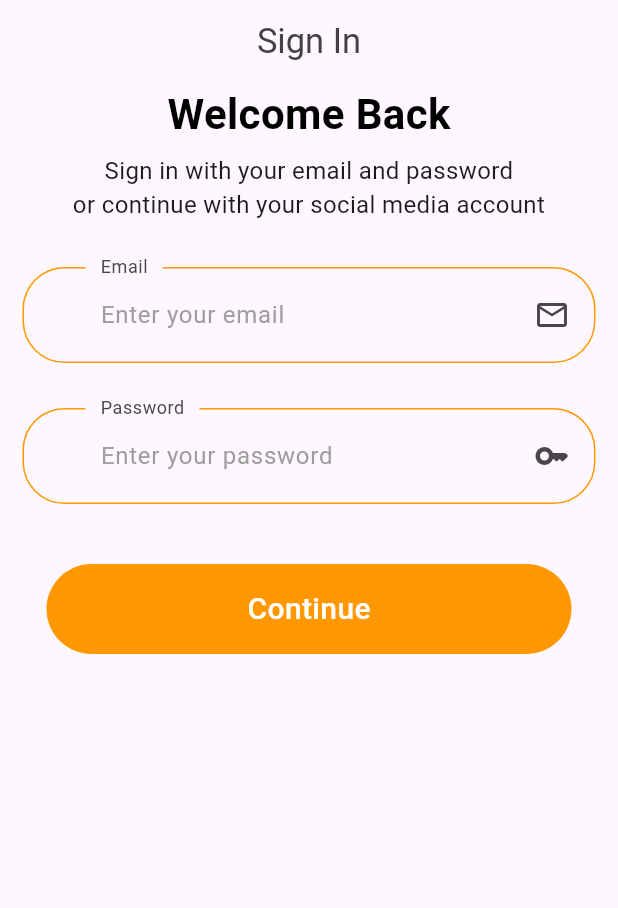
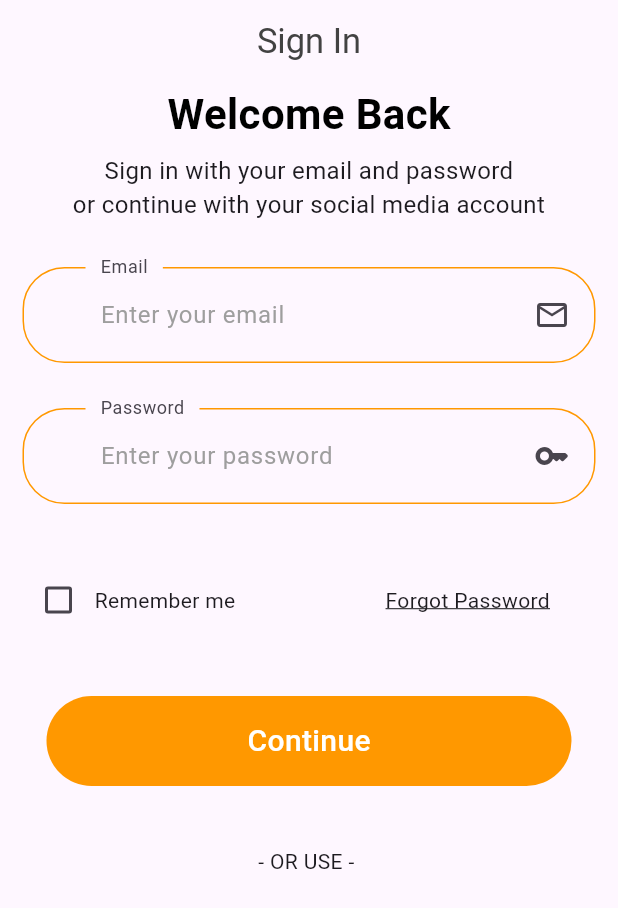
Before and after one commit to Tosin8/ktea, a Flutter app: the screen it shows after launch, on a phone screen of 412 x 824 dp. Shown: the top 908 px of the screen. Run offline on Flutter 3.47's test engine with Material 3 defaults, Android fonts, the phone set to English and light mode, and no system bars; our stand-ins replace animate_do, curved_navigation_bar, firebase_auth, firebase_core, get; accounts and stored records are empty.

Commit message:
Update widget.dart

```diff
--- a/lib/screens/form/widget.dart
+++ b/lib/screens/form/widget.dart
@@ -11,21 +11,46 @@ class AppForm extends StatefulWidget {
 class _AppFormState extends State<AppForm> {
   @override
   Widget build(BuildContext context) {
-    return const Form(
+    return Form(
       child: Padding(
-        padding: EdgeInsets.only(left: 15, right: 15),
+        padding: const EdgeInsets.only(left: 15, right: 15),
         child: Column(
           children: [
-            buildEmailFormField(
+            const buildEmailFormField(
               label: 'Email', hint: 'Enter your email',
 
             ),
 
-            SizedBox(height: 30),
-            buildPwdFormField(
+            const SizedBox(height: 30),
+            const buildPwdFormField(
               label: 'Password',hint: 'Enter your password',),
+              const SizedBox(height: 40),
+              Row(
+                children: [
+                  Checkbox(
+                    value: false,
+                     onChanged: (bool? value) {  },
+                  ),
+                  const Text('Remember me'),
+                  const SizedBox(width: 100),
+                  Expanded(child: GestureDetector(
+                    onTap: () {
+
+                    },
+                    child: const Text('Forgot Password',
+                    style: TextStyle(
+                      decoration: TextDecoration.underline
+                    ),)))
+                ],
+              ),
               SizedBox(height: 40),
-              DefaultButton(textBtn: 'Continue',),
+              DefaultButton(textBtn: 'Continue', press: () {  },),
+              SizedBox(height: 40),
+              Text('- OR USE - ') ,
+              SizedBox(height: 20),
+              Row(
+                children: [],
+              )
           ],
         ),
       ),
@@ -113,16 +138,14 @@ final String hint;
 }
 
 class DefaultButton extends StatelessWidget {
-  const DefaultButton({super.key, required this.textBtn});
+  const DefaultButton({super.key, required this.textBtn, required this.press});
 
 final String textBtn;
-final VoidCallbackAction press;
+final GestureTapCallback press;
   @override
   Widget build(BuildContext context) {
     return GestureDetector(
-      onTap: () {
-
-      },
+      onTap: press,
       child: Container(
         width: 350, height: 60,
         decoration: BoxDecoration(
@@ -131,7 +154,7 @@ final VoidCallbackAction press;
         ),
         child: Align(
           child: Text(textBtn,
-          style: TextStyle(color: Colors.white, fontSize: 20,
+          style: const TextStyle(color: Colors.white, fontSize: 20,
           fontWeight: FontWeight.w500),),
         ),
       ),
```
